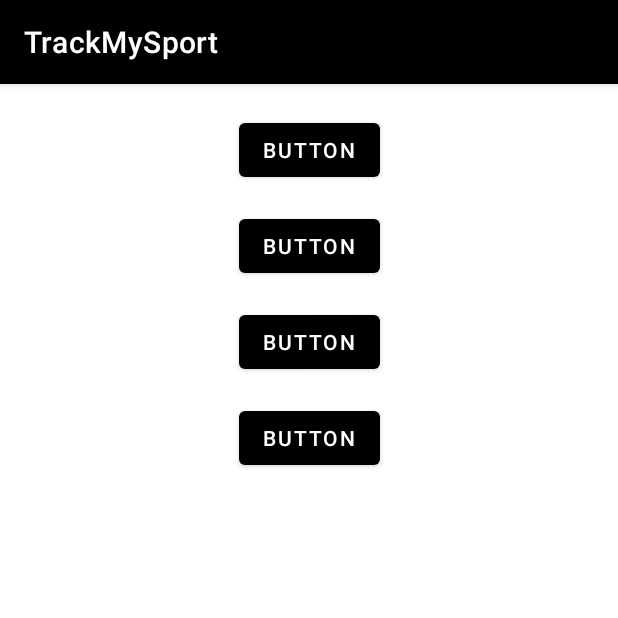
After one commit to AlexSalvador123/CM_Project, an Android app: the fragment Preferences shown on its own in the app's theme, on a phone screen of 412 x 824 dp, the top half of it. The commit adds this screen. Run offline under Robolectric (Android 15) with nearby library versions, the phone set to English and light mode, and no system bars.

Commit message:
whiteboard

```diff
--- a/TrackMySport/app/src/main/java/com/example/trackmysport/PaintCanvas.java
+++ b/TrackMySport/app/src/main/java/com/example/trackmysport/PaintCanvas.java
@@ -24,6 +24,7 @@
         setOnTouchListener(this);
         setBackgroundColor(backGroundColor);
         initPaint();
+
     }
 
     public PaintCanvas(Context context, AttributeSet attrs, GestureDetector mGestureDetector) {
@@ -46,7 +47,6 @@
 
     @Override
     public boolean onTouch(View v, MotionEvent event) {
-        mGestureDetector.onTouchEvent(event);
         return false; // let the event go to the rest of the listeners
     }
 
--- /dev/null
+++ b/TrackMySport/app/src/main/java/com/example/trackmysport/Preferences.java
@@ -0,0 +1,36 @@
+package com.example.trackmysport;
+
+import android.os.Bundle;
+
+import androidx.fragment.app.Fragment;
+
+import android.view.LayoutInflater;
+import android.view.View;
+import android.view.ViewGroup;
+
+/**
+ * A simple {@link Fragment} subclass.
+ * Use the {@link Preferences#newInstance} factory method to
+ * create an instance of this fragment.
+ */
+public class Preferences extends Fragment {
+
+    public static Preferences newInstance() {
+        Preferences fragment = new Preferences();
+        return fragment;
+    }
+
+    @Override
+    public void onCreate(Bundle savedInstanceState) {
+        super.onCreate(savedInstanceState);
+
+    }
+
+    @Override
+    public View onCreateView(LayoutInflater inflater, ViewGroup container,
+                             Bundle savedInstanceState) {
+        // Inflate the layout for this fragment
+        return inflater.inflate(R.layout.fragment_preferences, container, false);
+    }
+
+}
--- /dev/null
+++ b/TrackMySport/app/src/main/res/layout/fragment_preferences.xml
@@ -0,0 +1,57 @@
+<?xml version="1.0" encoding="utf-8"?>
+<androidx.constraintlayout.widget.ConstraintLayout xmlns:android="http://schemas.android.com/apk/res/android"
+    xmlns:app="http://schemas.android.com/apk/res-auto"
+    xmlns:tools="http://schemas.android.com/tools"
+    android:id="@+id/frameLayout3"
+    android:layout_width="match_parent"
+    android:layout_height="match_parent"
+    android:background="#FFFFFF"
+    tools:context=".Preferences">
+
+    <!-- TODO: Update blank fragment layout -->
+
+    <Button
+        android:id="@+id/white"
+        android:layout_width="wrap_content"
+        android:layout_height="wrap_content"
+        android:layout_marginTop="20dp"
+        android:onClick="changeBackground"
+        android:text="Button"
+        app:layout_constraintEnd_toEndOf="parent"
+        app:layout_constraintStart_toStartOf="parent"
+        app:layout_constraintTop_toTopOf="parent" />
+
+    <Button
+        android:id="@+id/football"
+        android:layout_width="wrap_content"
+        android:layout_height="wrap_content"
+        android:layout_marginTop="16dp"
+        android:onClick="changeBackground"
+        android:text="Button"
+        app:layout_constraintEnd_toEndOf="parent"
+        app:layout_constraintStart_toStartOf="parent"
+        app:layout_constraintTop_toBottomOf="@+id/white" />
+
+    <Button
+        android:id="@+id/handball"
+        android:layout_width="wrap_content"
+        android:layout_height="wrap_content"
+        android:layout_marginTop="16dp"
+        android:onClick="changeBackground"
+        android:text="Button"
+        app:layout_constraintEnd_toEndOf="parent"
+        app:layout_constraintStart_toStartOf="parent"
+        app:layout_constraintTop_toBottomOf="@+id/football" />
+
+    <Button
+        android:id="@+id/basketball"
+        android:layout_width="wrap_content"
+        android:layout_height="wrap_content"
+        android:layout_marginTop="16dp"
+        android:onClick="changeBackground"
+        android:text="Button"
+        app:layout_constraintEnd_toEndOf="parent"
+        app:layout_constraintStart_toStartOf="parent"
+        app:layout_constraintTop_toBottomOf="@+id/handball" />
+
+</androidx.constraintlayout.widget.ConstraintLayout>
```
Also changed, not shown: TrackMySport/app/src/main/java/com/example/trackmysport/Videos.java (+0 -9 lines), TrackMySport/app/src/main/java/com/example/trackmysport/Whiteboard.java (+66 -0 lines), TrackMySport/app/src/main/res/layout/activity_whiteboard.xml (+22 -0 lines), TrackMySport/app/src/main/res/drawable/basketball.jpg (added), TrackMySport/app/src/main/res/drawable/football.jpg (added), TrackMySport/app/src/main/res/drawable/handball.jpg (added).
